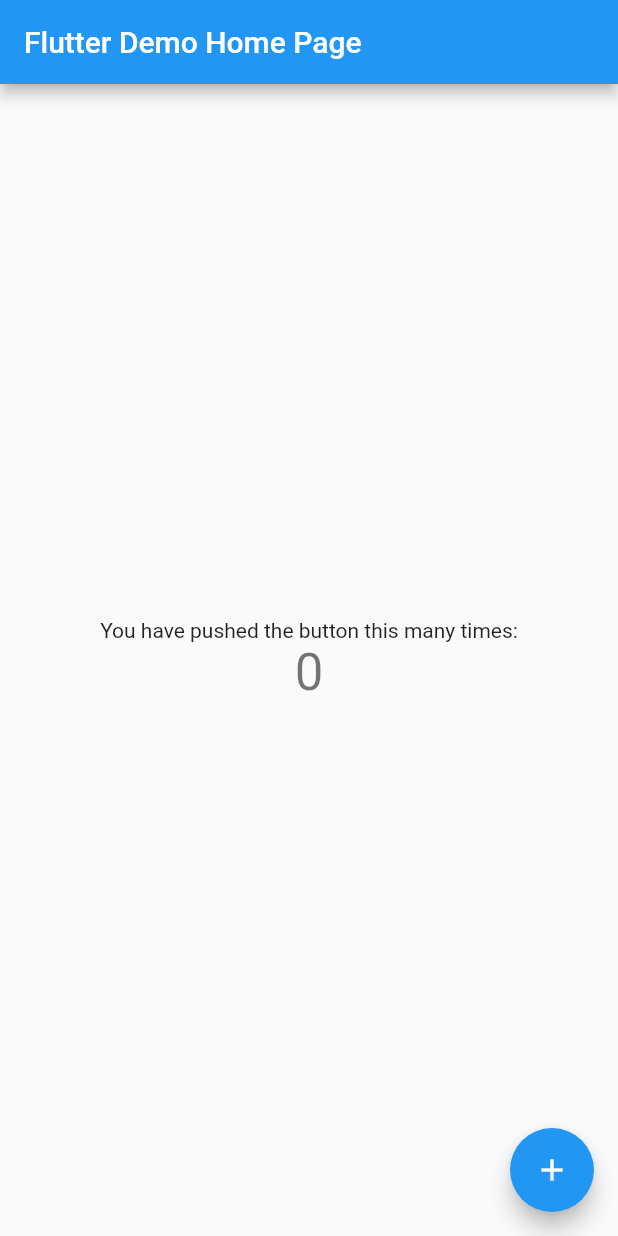
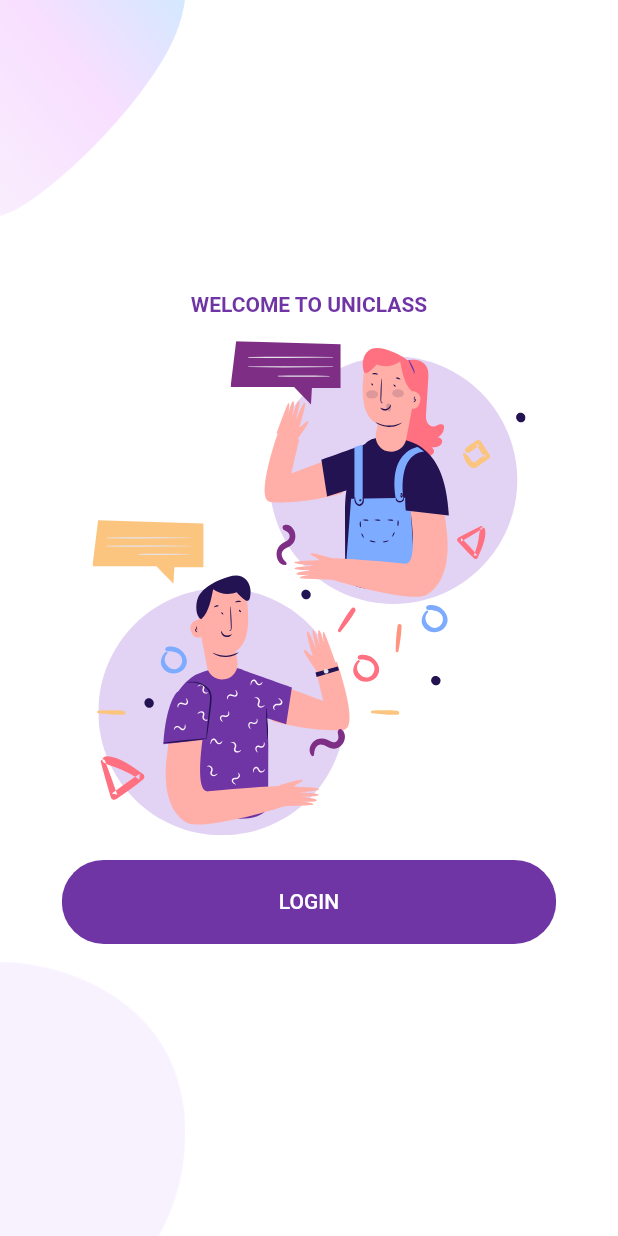
Before and after one commit to DenisBiwott/Uniclass, a Flutter app: the screen it shows after launch, on a phone screen of 412 x 824 dp. Run offline on Flutter 3.47's test engine with Material 2 defaults, Android fonts, the phone set to English and light mode, and no system bars; our stand-ins replace flutter_svg.

Commit message:
Added login widget with login button
Other things done include
- Changed icon
- Changed app name
- Added android splash screen

```diff
--- /dev/null
+++ b/lib/Screens/Welcome/components/background.dart
@@ -0,0 +1,40 @@
+import 'package:flutter/material.dart';
+
+class Background extends StatelessWidget {
+  final Widget child;
+  const Background({
+    Key key,
+    this.child,
+  }) : super(key: key);
+
+  @override
+  Widget build(BuildContext context) {
+    Size size = MediaQuery.of(context).size;
+    return Container(
+      width: double.infinity,
+      height: size.height,
+      child: Stack(
+        alignment: Alignment.center,
+        children: <Widget>[
+          Positioned(
+            top: 0,
+            left: 0,
+            child: Image.asset(
+              "assets/images/main_top.png",
+              width: size.width * 0.3,
+            ),
+          ),
+          Positioned(
+            bottom: 0,
+            left: 0,
+            child: Image.asset(
+              "assets/images/main_bottom.png",
+              width: size.width * 0.3,
+            ),
+          ),
+          child,
+        ],
+      ),
+    );
+  }
+}
--- /dev/null
+++ b/lib/Screens/Welcome/components/body.dart
@@ -0,0 +1,45 @@
+import 'package:flutter/material.dart';
+import 'package:flutter_svg/svg.dart';
+import 'package:uniclass/Screens/Welcome/components/background.dart';
+import 'package:uniclass/constants.dart';
+
+class Body extends StatelessWidget {
+  @override
+  Widget build(BuildContext context) {
+    Size size = MediaQuery.of(context).size;
+    return Background(
+      child: Column(
+        mainAxisAlignment: MainAxisAlignment.center,
+        children: [
+          Text(
+            "WELCOME TO UNICLASS",
+            style: TextStyle(fontWeight: FontWeight.bold, color: kPrimaryColor),
+          ),
+          SizedBox(
+            height: size.height * 0.02,
+          ),
+          SvgPicture.asset(
+            "assets/icons/chat.svg",
+            width: size.width * 0.8,
+            height: size.height * 0.4,
+          ),
+          SizedBox(
+            height: size.height * 0.02,
+          ),
+          Container(
+            width: size.width * 0.8,
+            child: ClipRRect(
+              borderRadius: BorderRadius.circular(30),
+              child: FlatButton(
+                onPressed: () {},
+                child: Text('LOGIN', style: TextStyle(color: Colors.white),),
+                color: kPrimaryColor,
+                padding: EdgeInsets.symmetric(horizontal: 40, vertical: 20),
+              ),
+            ),
+          )
+        ],
+      ),
+    );
+  }
+}
--- /dev/null
+++ b/lib/Screens/Welcome/welcome_screen.dart
@@ -0,0 +1,12 @@
+import 'package:flutter/material.dart';
+import 'package:uniclass/Screens/Welcome/components/body.dart';
+
+class WelcomeScreen extends StatelessWidget {
+  @override
+  Widget build(BuildContext context) {
+    return Scaffold(
+      body: Body(),
+
+    );
+  }
+}
--- /dev/null
+++ b/lib/constants.dart
@@ -0,0 +1,4 @@
+import 'package:flutter/material.dart';
+
+const kPrimaryColor = Color(0xFF6F35A5);
+const kPrimaryLightColor = Color(0xFFF1E6FF);
--- a/lib/main.dart
+++ b/lib/main.dart
@@ -1,117 +1,20 @@
 import 'package:flutter/material.dart';
+import 'package:uniclass/Screens/Welcome/welcome_screen.dart';
+import 'constants.dart';
 
-void main() {
-  runApp(MyApp());
-}
+void main() => runApp(UniClass());
 
-class MyApp extends StatelessWidget {
-  // This widget is the root of your application.
+class UniClass extends StatelessWidget {
   @override
   Widget build(BuildContext context) {
     return MaterialApp(
-      title: 'Flutter Demo',
+      debugShowCheckedModeBanner: false,
+      title: 'UniClass',
       theme: ThemeData(
-        // This is the theme of your application.
-        //
-        // Try running your application with "flutter run". You'll see the
-        // application has a blue toolbar. Then, without quitting the app, try
-        // changing the primarySwatch below to Colors.green and then invoke
-        // "hot reload" (press "r" in the console where you ran "flutter run",
-        // or simply save your changes to "hot reload" in a Flutter IDE).
-        // Notice that the counter didn't reset back to zero; the application
-        // is not restarted.
-        primarySwatch: Colors.blue,
-        // This makes the visual density adapt to the platform that you run
-        // the app on. For desktop platforms, the controls will be smaller and
-        // closer together (more dense) than on mobile platforms.
-        visualDensity: VisualDensity.adaptivePlatformDensity,
+        primaryColor:kPrimaryColor,
+        scaffoldBackgroundColor: Colors.white,
       ),
-      home: MyHomePage(title: 'Flutter Demo Home Page'),
+      home: WelcomeScreen(),
     );
   }
 }
-
-class MyHomePage extends StatefulWidget {
-  MyHomePage({Key key, this.title}) : super(key: key);
-
-  // This widget is the home page of your application. It is stateful, meaning
-  // that it has a State object (defined below) that contains fields that affect
-  // how it looks.
-
-  // This class is the configuration for the state. It holds the values (in this
-  // case the title) provided by the parent (in this case the App widget) and
-  // used by the build method of the State. Fields in a Widget subclass are
-  // always marked "final".
-
-  final String title;
-
-  @override
-  _MyHomePageState createState() => _MyHomePageState();
-}
-
-class _MyHomePageState extends State<MyHomePage> {
-  int _counter = 0;
-
-  void _incrementCounter() {
-    setState(() {
-      // This call to setState tells the Flutter framework that something has
-      // changed in this State, which causes it to rerun the build method below
-      // so that the display can reflect the updated values. If we changed
-      // _counter without calling setState(), then the build method would not be
-      // called again, and so nothing would appear to happen.
-      _counter++;
-    });
-  }
-
-  @override
-  Widget build(BuildContext context) {
-    // This method is rerun every time setState is called, for instance as done
-    // by the _incrementCounter method above.
-    //
-    // The Flutter framework has been optimized to make rerunning build methods
-    // fast, so that you can just rebuild anything that needs updating rather
-    // than having to individually change instances of widgets.
-    return Scaffold(
-      appBar: AppBar(
-        // Here we take the value from the MyHomePage object that was created by
-        // the App.build method, and use it to set our appbar title.
-        title: Text(widget.title),
-      ),
-      body: Center(
-        // Center is a layout widget. It takes a single child and positions it
-        // in the middle of the parent.
-        child: Column(
-          // Column is also a layout widget. It takes a list of children and
-          // arranges them vertically. By default, it sizes itself to fit its
-          // children horizontally, and tries to be as tall as its parent.
-          //
-          // Invoke "debug painting" (press "p" in the console, choose the
-          // "Toggle Debug Paint" action from the Flutter Inspector in Android
-          // Studio, or the "Toggle Debug Paint" command in Visual Studio Code)
-          // to see the wireframe for each widget.
-          //
-          // Column has various properties to control how it sizes itself and
-          // how it positions its children. Here we use mainAxisAlignment to
-          // center the children vertically; the main axis here is the vertical
-          // axis because Columns are vertical (the cross axis would be
-          // horizontal).
-          mainAxisAlignment: MainAxisAlignment.center,
-          children: <Widget>[
-            Text(
-              'You have pushed the button this many times:',
-            ),
-            Text(
-              '$_counter',
-              style: Theme.of(context).textTheme.headline4,
-            ),
-          ],
-        ),
-      ),
-      floatingActionButton: FloatingActionButton(
-        onPressed: _incrementCounter,
-        tooltip: 'Increment',
-        child: Icon(Icons.add),
-      ), // This trailing comma makes auto-formatting nicer for build methods.
-    );
-  }
-}
```
Also changed, not shown: pubspec.yaml (+4 -3 lines), assets/icons/chat.svg (added), assets/icons/facebook.svg (added), assets/icons/google-plus.svg (added), assets/icons/login.svg (added), assets/icons/signup.svg (added), assets/icons/twitter.svg (added), assets/images/login_bottom.png (added), assets/images/main_bottom.png (added), assets/images/main_top.png (added), assets/images/signup_top.png (added), pubspec.lock, 55 other files.
